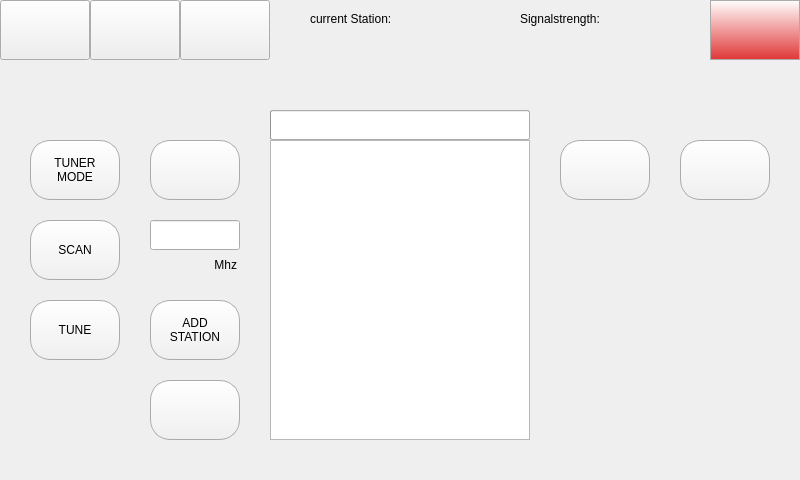
This is dialog.ui in Vitalic66/DAB-FM-sundtek-api as Qt 5 draws it before an edit. The edited form follows.
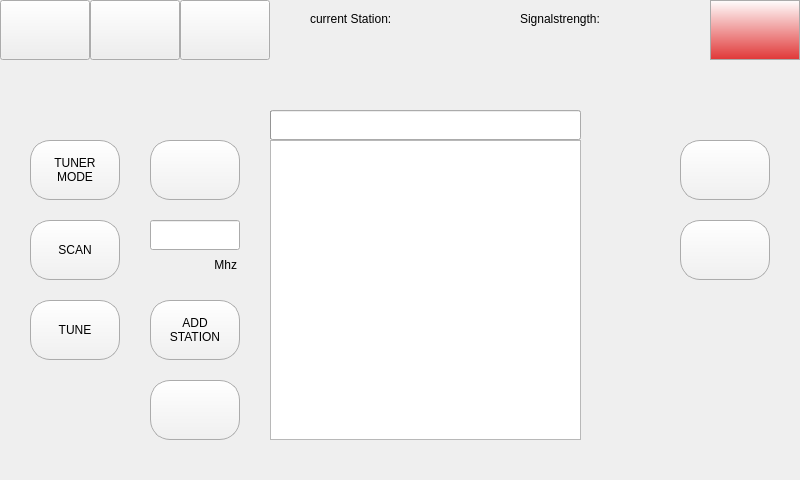
This is the edited form. The open tabs and pages were chosen to show the change. Icons and pictures are not drawn.

Commit message: size lists

The edit to the form file:
```diff
--- a/dialog.ui
+++ b/dialog.ui
@@ -443,7 +443,7 @@
     <widget class="QPushButton" name="btn_add_fav">
      <property name="geometry">
       <rect>
-       <x>560</x>
+       <x>680</x>
        <y>140</y>
        <width>90</width>
        <height>60</height>
@@ -487,10 +487,15 @@
       <rect>
        <x>270</x>
        <y>140</y>
-       <width>260</width>
+       <width>311</width>
        <height>300</height>
       </rect>
      </property>
+     <property name="font">
+      <font>
+       <pointsize>20</pointsize>
+      </font>
+     </property>
      <property name="focusPolicy">
       <enum>Qt::NoFocus</enum>
      </property>
@@ -499,7 +504,7 @@
      <property name="geometry">
       <rect>
        <x>680</x>
-       <y>140</y>
+       <y>220</y>
        <width>90</width>
        <height>60</height>
       </rect>
@@ -542,7 +547,7 @@
       <rect>
        <x>270</x>
        <y>110</y>
-       <width>260</width>
+       <width>311</width>
        <height>30</height>
       </rect>
      </property>
@@ -600,10 +605,15 @@
       <rect>
        <x>270</x>
        <y>140</y>
-       <width>260</width>
+       <width>311</width>
        <height>300</height>
       </rect>
      </property>
+     <property name="font">
+      <font>
+       <pointsize>20</pointsize>
+      </font>
+     </property>
      <property name="focusPolicy">
       <enum>Qt::NoFocus</enum>
      </property>
@@ -630,7 +640,7 @@
       <rect>
        <x>270</x>
        <y>110</y>
-       <width>260</width>
+       <width>311</width>
        <height>30</height>
       </rect>
      </property>
```
Left out of the diff: 2 changed lines with no effect on the pictures. The commit also changes 1 other file.
